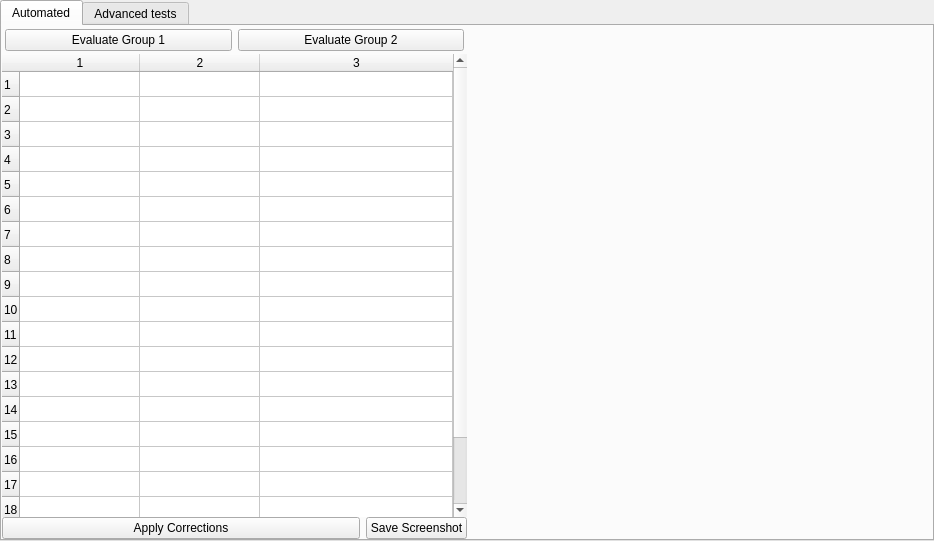
First picture: the form in SEEL_Apps/utilityApps/templates/testing.ui, repository jithinbp/SEELablet-apps, before the edit.
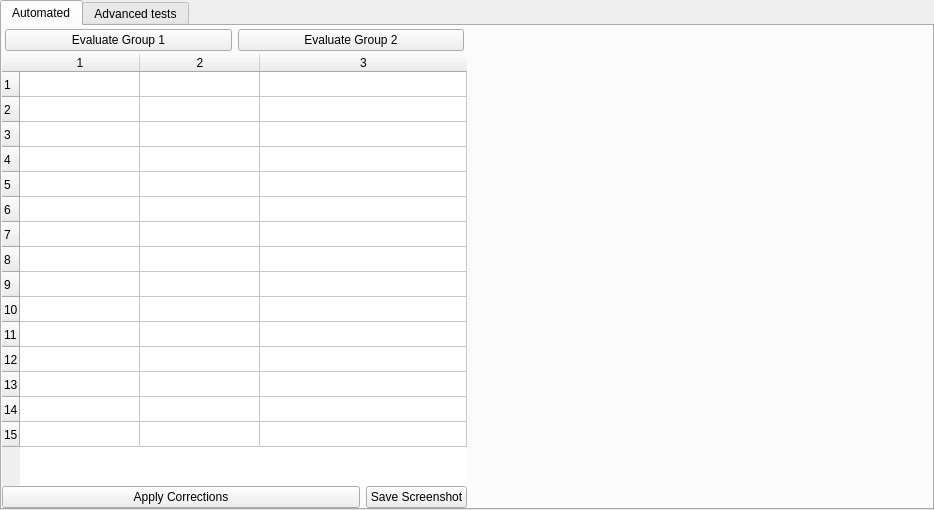
Second picture: the form after the edit.

Commit message: add self test screenshot

What changed in the file:
```diff
--- a/SEEL_Apps/utilityApps/templates/testing.ui
+++ b/SEEL_Apps/utilityApps/templates/testing.ui
@@ -7,7 +7,7 @@
     <x>0</x>
     <y>0</y>
     <width>934</width>
-    <height>541</height>
+    <height>510</height>
    </rect>
   </property>
   <property name="windowTitle">
@@ -37,23 +37,6 @@
         <property name="spacing">
          <number>0</number>
         </property>
-        <item row="0" column="1" rowspan="3">
-         <widget class="QFrame" name="frame">
-          <property name="sizePolicy">
-           <sizepolicy hsizetype="MinimumExpanding" vsizetype="Preferred">
-            <horstretch>0</horstretch>
-            <verstretch>0</verstretch>
-           </sizepolicy>
-          </property>
-          <property name="frameShape">
-           <enum>QFrame::NoFrame</enum>
-          </property>
-          <property name="frameShadow">
-           <enum>QFrame::Raised</enum>
-          </property>
-          <layout class="QGridLayout" name="plot_area"/>
-         </widget>
-        </item>
         <item row="0" column="0">
          <widget class="QFrame" name="frame_2">
           <property name="frameShape">
@@ -107,7 +90,7 @@
            <enum>QFrame::NoFrame</enum>
           </property>
           <property name="rowCount">
-           <number>20</number>
+           <number>15</number>
           </property>
           <property name="columnCount">
            <number>3</number>
@@ -139,11 +122,6 @@
           <row/>
           <row/>
           <row/>
-          <row/>
-          <row/>
-          <row/>
-          <row/>
-          <row/>
           <column/>
           <column/>
           <column/>
@@ -187,6 +165,30 @@
           </layout>
          </widget>
         </item>
+        <item row="0" column="1" rowspan="4">
+         <widget class="QFrame" name="frame">
+          <property name="sizePolicy">
+           <sizepolicy hsizetype="MinimumExpanding" vsizetype="Preferred">
+            <horstretch>0</horstretch>
+            <verstretch>0</verstretch>
+           </sizepolicy>
+          </property>
+          <property name="frameShape">
+           <enum>QFrame::NoFrame</enum>
+          </property>
+          <property name="frameShadow">
+           <enum>QFrame::Raised</enum>
+          </property>
+          <layout class="QGridLayout" name="plot_area">
+           <property name="margin">
+            <number>1</number>
+           </property>
+           <property name="spacing">
+            <number>2</number>
+           </property>
+          </layout>
+         </widget>
+        </item>
        </layout>
       </widget>
       <widget class="QWidget" name="tab2">
```
The commit also changes 1 other file.
